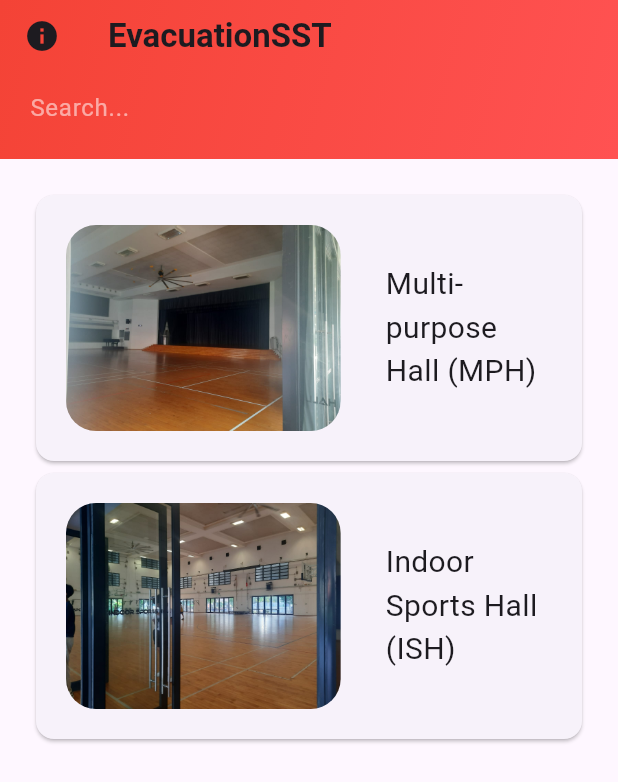
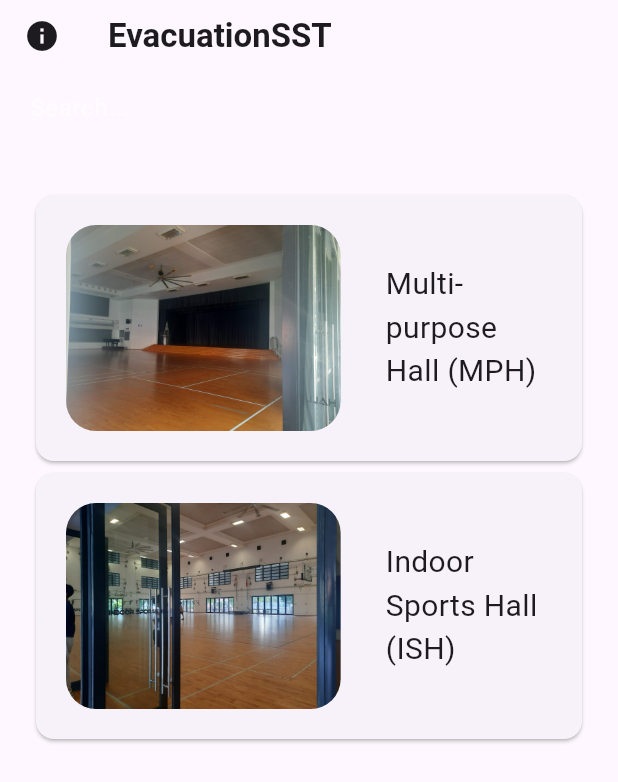
Before and after one commit to lukeskywalker22/evacuationsst, a Flutter app: the screen it shows after launch, on a phone screen of 412 x 824 dp. Shown: the top 782 px of the screen. Run offline on Flutter 3.47's test engine with Material 3 defaults, Android fonts, the light colour scheme and no system bars; our stand-ins replace video_player.

Commit message:
removed weird background colour

```diff
--- a/lib/main.dart
+++ b/lib/main.dart
@@ -137,15 +137,6 @@ Anamalai Palaniappan""",
         ),
       ),
       appBar: AppBar(
-        flexibleSpace: Container(
-          decoration: BoxDecoration(
-            gradient: LinearGradient(
-              colors: [Colors.red, Colors.redAccent],
-              begin: Alignment.topLeft,
-              end: Alignment.bottomRight,
-            ),
-          ),
-        ),
         leading: IconButton(
           onPressed: () {
             _key.currentState?.openDrawer();
```
